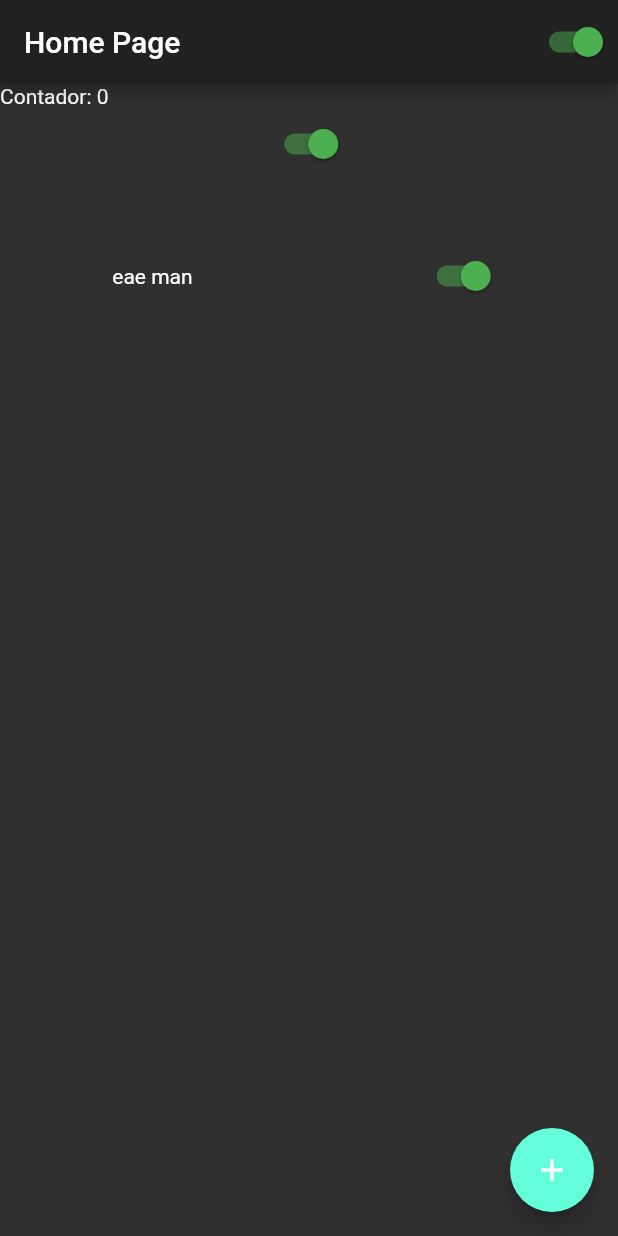
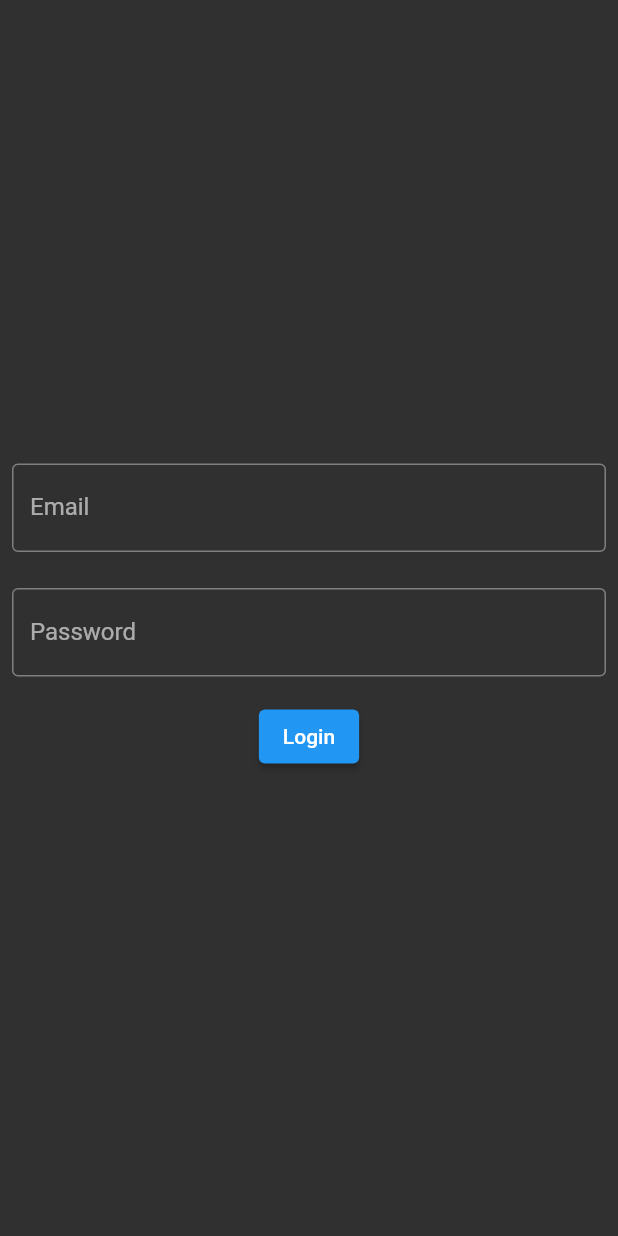
Before and after one commit to Levils114/flutter-course, a Flutter app: the screen it shows after launch, on a phone screen of 412 x 824 dp. Run offline on Flutter 3.47's test engine with Material 2 defaults, Android fonts, the phone set to English and light mode, and no system bars.

Commit message:
teory: TextField and navigation in flutter

```diff
--- a/hello_world/lib/home_page.dart
+++ b/hello_world/lib/home_page.dart
@@ -30,7 +30,10 @@ class HomePageState extends State<HomePage> {
         child: ListView(
           scrollDirection: Axis.vertical,
           children: [
-            Text('Contador: $counter'),
+            Text(
+              'Contador: $counter',
+              textAlign: TextAlign.center,
+            ),
             SwitchComponent(),
             SizedBox(
               height: 40.0,
--- a/hello_world/lib/main.dart
+++ b/hello_world/lib/main.dart
@@ -1,6 +1,5 @@
 import 'package:flutter/material.dart';
 import 'package:hello_world/my_app.dart';
-
 main() {
   runApp(MyApp());
 }
--- a/hello_world/lib/my_app.dart
+++ b/hello_world/lib/my_app.dart
@@ -1,6 +1,6 @@
 import 'package:flutter/material.dart';
 import 'package:hello_world/app_controller.dart';
-import 'package:hello_world/home_page.dart';
+import 'package:hello_world/screens/login_screen.dart';
 
 class MyApp extends StatelessWidget {
   @override
@@ -14,7 +14,7 @@ class MyApp extends StatelessWidget {
                 ? Brightness.dark
                 : Brightness.light,
           ),
-          home: HomePage(),
+          home: LoginScreen(),
           debugShowCheckedModeBanner: false,
         ));
       },
--- /dev/null
+++ b/hello_world/lib/screens/login_screen.dart
@@ -0,0 +1,74 @@
+import 'package:flutter/cupertino.dart';
+import 'package:flutter/material.dart';
+import 'package:hello_world/home_page.dart';
+
+class LoginScreen extends StatefulWidget {
+  State createState() {
+    return LoginScreenState();
+  }
+}
+
+class LoginScreenState extends State<LoginScreen> {
+  String email = '';
+  String password = '';
+
+  @override
+  Widget build(BuildContext context) {
+    return (Scaffold(
+      body: SingleChildScrollView(
+        child: SizedBox(
+          width: MediaQuery.of(context).size.width,
+          height: MediaQuery.of(context).size.height,
+          child: Padding(
+            padding: const EdgeInsets.all(8.0),
+            child: Column(
+              mainAxisAlignment: MainAxisAlignment.center,
+              children: [
+                TextField(
+                  onChanged: (value) {
+                    setState(() {
+                      email = value;
+                    });
+                  },
+                  keyboardType: TextInputType.emailAddress,
+                  decoration: InputDecoration(
+                      border: OutlineInputBorder(), labelText: 'Email'),
+                ),
+                SizedBox(
+                  height: 24.0,
+                ),
+                TextField(
+                  onChanged: (value) {
+                    setState(() {
+                      password = value;
+                    });
+                  },
+                  obscureText: true,
+                  decoration: InputDecoration(
+                      border: OutlineInputBorder(), labelText: 'Password'),
+                ),
+                SizedBox(
+                  height: 16.0,
+                ),
+                ElevatedButton(
+                  onPressed: () {
+                    if (email == 'levils114@gmail.com' &&
+                        password == '12345teste') {
+                      print({email, password});
+                      Navigator.of(context).pushReplacement(
+                        MaterialPageRoute(builder: (context) => HomePage()),
+                      );
+                    } else {
+                      print('errou');
+                    }
+                  },
+                  child: Text('Login'),
+                )
+              ],
+            ),
+          ),
+        ),
+      ),
+    ));
+  }
+}
```
